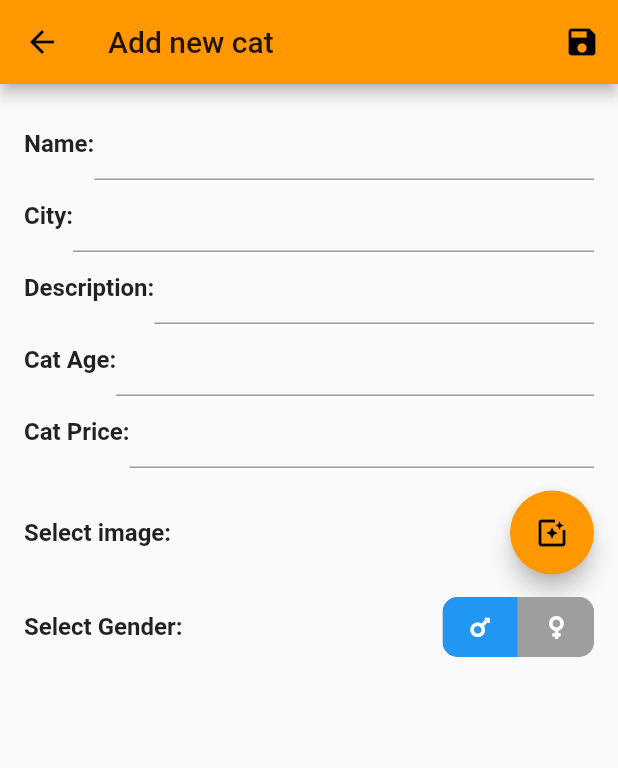
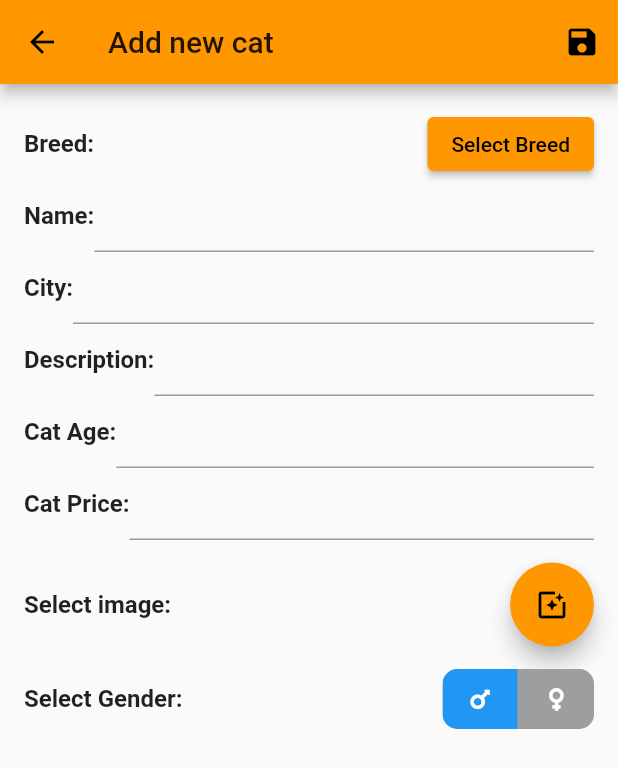
Before and after one commit to Swetlana-Sch/brinder, a Flutter app: the AddCatScreen screen opened by its route, on a phone screen of 412 x 824 dp. Shown: the top 768 px of the screen. Run offline on Flutter 3.47's test engine with Material 2 defaults, Android fonts, the phone set to English and light mode, and no system bars; drawn by our look-alikes of toggle_switch; our stand-ins replace firebase_auth, firebase_core, font_awesome_flutter, google_sign_in, image_picker; missing offline and left inert: flutter_login_facebook; accounts and stored records are empty.

Commit message:
added BreedScreen and logic for displaying Breed on AddCatScreen

```diff
--- a/lib/main.dart
+++ b/lib/main.dart
@@ -7,6 +7,7 @@ import 'package:matching_cats/assets.dart';
 import 'package:matching_cats/providers/authentication_provider.dart';
 import 'package:matching_cats/providers/user_data_provider.dart';
 import 'package:matching_cats/screens/add_cat_screen.dart';
+import 'package:matching_cats/screens/breed_screen.dart';
 import 'package:matching_cats/screens/email_sign_in_page.dart';
 import 'package:matching_cats/screens/favourites_screen.dart';
 import 'package:matching_cats/screens/home_page_screen.dart';
@@ -49,6 +50,7 @@ class CatsMatchApp extends StatelessWidget {
           FavouritesScreen.routeName: (ctx) => FavouritesScreen(),
           SettingsScreen.routeName: (ctx) => SettingsScreen(),
           AddCatScreen.routeName: (ctx) => AddCatScreen(),
+          BreedsScreen.routeName: (ctx) => BreedsScreen(),
         },
         home: SplashPage(),
         // FutureBuilder(
--- a/lib/providers/user_data_provider.dart
+++ b/lib/providers/user_data_provider.dart
@@ -172,8 +172,9 @@ class UserDataProvider with ChangeNotifier {
       catGender: newGender,
       catDescription: newCatDescription,
     );
-    print('CatModel: ${newCatModel}');
+    print('CatModel: $newCatModel');
     myCats.add(newCatModel);
+    print('CatModel: $newCatModel');
     notifyListeners();
   }
 }
--- a/lib/screens/add_cat_screen.dart
+++ b/lib/screens/add_cat_screen.dart
@@ -6,6 +6,7 @@ import 'package:matching_cats/common_widgets/drawer.dart';
 import 'package:matching_cats/models/cat_model.dart';
 import 'package:matching_cats/models/cat_model.dart';
 import 'package:matching_cats/providers/user_data_provider.dart';
+import 'package:matching_cats/screens/breed_screen.dart';
 import 'package:provider/provider.dart';
 import 'package:image_picker/image_picker.dart';
 import 'package:toggle_switch/toggle_switch.dart';
@@ -26,6 +27,7 @@ class _AddCatScreenState extends State<AddCatScreen> {
   double? catPrice;
   File? catImage;
   CatGender? catGender;
+  String? catBreed;
 
   Future getImage() async {
     final pickedFile = await picker.getImage(source: ImageSource.gallery);
@@ -71,12 +73,33 @@ class _AddCatScreenState extends State<AddCatScreen> {
           ),
         ],
       ),
-      body: Form(
+      body: SingleChildScrollView(
+        child: Form(
           key: _formKey,
           child: Padding(
             padding: const EdgeInsets.all(16.0),
             child: Column(
               children: [
+                Row(
+                  mainAxisAlignment: MainAxisAlignment.spaceBetween,
+                  children: [
+                    Text('Breed:'),
+                    Text(catBreed == null ? '' : catBreed!),
+                    ElevatedButton(
+                        onPressed: () async {
+                          final resultBreed = await Navigator.push(
+                              context,
+                              MaterialPageRoute(
+                                builder: (context) => BreedsScreen(),
+                              ));
+                          // await Navigator.of(context).pushNamed(BreedsScreen.routeName);
+                          setState(() {
+                            catBreed = resultBreed;
+                          });
+                        },
+                        child: Text('Select Breed')),
+                  ],
+                ),
                 Row(
                   children: [
                     Text('Name:'),
@@ -225,13 +248,13 @@ class _AddCatScreenState extends State<AddCatScreen> {
                         // });
                       },
                     ),
-
                   ],
                 )
               ],
             ),
           ),
         ),
+      ),
     );
   }
 }
--- a/lib/screens/user_profile_screen.dart
+++ b/lib/screens/user_profile_screen.dart
@@ -47,7 +47,8 @@ class _UserProfileScreenState extends State<UserProfileScreen> {
           )
         ],
       ),
-      body: Column(
+      body: SingleChildScrollView(
+        child: Column(
           children: [
             _isEditMode == false
                 ? ViewModeUserInfoCard(
@@ -64,6 +65,7 @@ class _UserProfileScreenState extends State<UserProfileScreen> {
 
           ],
         ),
+      ),
     );
   }
 }
```
Also changed, not shown: lib/screens/breed_screen.dart (+44 -0 lines). Lines whose indentation alone changed are shown as unchanged.
